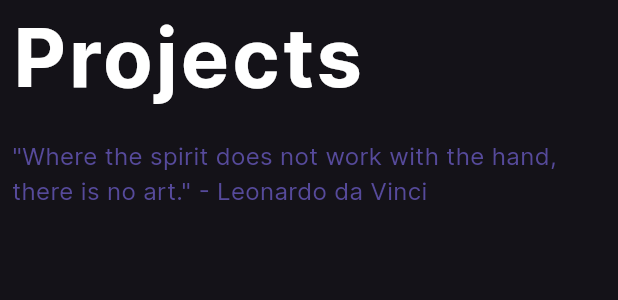
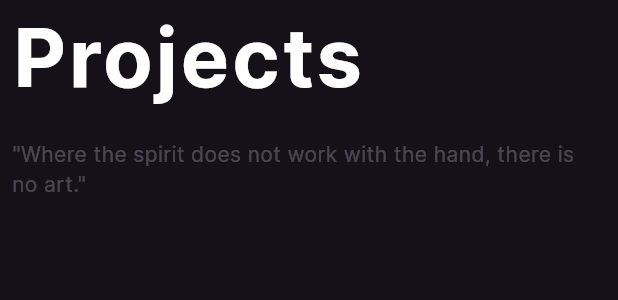
Before and after one commit to purtellap/personal-site, a Flutter app: the Header widget shown alone on an empty page, opened directly, on a phone screen of 412 x 824 dp. Shown: the top 300 px of the screen. Run offline on Flutter 3.47's test engine with Material 3 defaults, Android fonts, the phone set to English and light mode, and no system bars; our stand-ins replace cloud_firestore, firebase_core, just_audio, shared_preferences; accounts and stored records are empty; generated files the repository leaves out were written again; network calls fail.

Commit message:
finishing things up

```diff
--- a/lib/portfolio/widgets.dart
+++ b/lib/portfolio/widgets.dart
@@ -38,7 +38,7 @@ class HeroCard extends StatelessWidget {
             child: Padding(
               padding: const EdgeInsets.all(32),
               child: Text(
-                '2023',
+                DateTime.now().year.toString(),
                 style: TextStyles.portfolio.copyWith(
                     fontSize: 48,
                     color: Colors.white.withOpacity(0.3),
@@ -55,14 +55,15 @@ class HeroCard extends StatelessWidget {
 class Header extends StatelessWidget {
   final String title;
   final String quote;
-  const Header({
-    Key? key,
-    required this.title,
-    required this.quote,
-  });
+  const Header({Key? key, required this.title, required this.quote});
 
   @override
   Widget build(BuildContext context) {
+    final headerStyle = TextStyles.portfolio
+        .copyWith(fontSize: 54, fontWeight: FontWeight.bold, letterSpacing: 2);
+    final descStyle = TextStyles.portfolio
+        .copyWith(fontSize: 14, color: ThemeColors.headerDescColor);
+
     if (context.isMobileWidth) {
       return Padding(
         padding: const EdgeInsets.symmetric(horizontal: 8),
@@ -70,18 +71,13 @@ class Header extends StatelessWidget {
           mainAxisAlignment: MainAxisAlignment.start,
           crossAxisAlignment: CrossAxisAlignment.stretch,
           children: [
-            SelectableText(
-              title,
-              style: TextStyles.portfolio.copyWith(
-                  fontSize: 54, fontWeight: FontWeight.bold, letterSpacing: 2),
-            ),
-            const SizedBox(width: 16),
+            SelectableText(title, style: headerStyle),
+            const SizedBox(width: 32),
             Padding(
               padding: const EdgeInsets.only(top: 16),
               child: SelectableText(
                 quote,
-                style: TextStyles.portfolio.copyWith(
-                    fontSize: 16, color: ThemeColors.secondaryTextColor),
+                style: descStyle,
                 maxLines: 2,
               ),
             ),
@@ -92,19 +88,14 @@ class Header extends StatelessWidget {
     return Row(
       crossAxisAlignment: CrossAxisAlignment.center,
       children: [
-        SelectableText(
-          title,
-          style: TextStyles.portfolio.copyWith(
-              fontSize: 54, fontWeight: FontWeight.bold, letterSpacing: 2),
-        ),
-        const SizedBox(width: 16),
+        SelectableText(title, style: headerStyle),
+        const SizedBox(width: 32),
         Flexible(
           child: Padding(
             padding: const EdgeInsets.only(top: 16),
             child: SelectableText(
               quote,
-              style: TextStyles.portfolio.copyWith(
-                  fontSize: 16, color: ThemeColors.secondaryTextColor),
+              style: descStyle,
               maxLines: 2,
               minLines: 2,
             ),
@@ -162,8 +153,7 @@ class StatsCard extends StatelessWidget {
 
   @override
   Widget build(BuildContext context) {
-    final textColor = ThemeColors
-        .secondaryTextColor; //Color(0xffC0C0C0); //Colors.white.withOpacity(0.5);
+    final textColor = ThemeColors.textColor;
     final backgroundColor = ThemeColors.backgroundColor.withOpacity(0.25);
     return Material(
       color: backgroundColor,
@@ -221,6 +211,11 @@ class DesignWidget extends StatelessWidget {
                     Padding(
                       padding: const EdgeInsets.symmetric(
                           vertical: 16, horizontal: 24),
+                      child: InkWell(
+                        splashColor: Colors.transparent,
+                        hoverColor: Colors.transparent,
+                        highlightColor: Colors.transparent,
+                        onTap: () => LaunchURL.of(Strings.designPortfolioLink),
                         child: Container(
                           clipBehavior: Clip.antiAlias,
                           width: previewWidth,
@@ -232,6 +227,7 @@ class DesignWidget extends StatelessWidget {
                             Images.design,
                             isAntiAlias: true,
                             fit: BoxFit.cover,
+                          ),
                         ),
                       ),
                     ),
@@ -253,7 +249,7 @@ class DesignWidget extends StatelessWidget {
                               child: SelectableText(
                                 Strings.designDescription,
                                 style: TextStyles.portfolio.copyWith(
-                                    color: Colors.white.withOpacity(0.2),
+                                    color: ThemeColors.secondaryTextColor,
                                     fontSize: 16),
                               ),
                             ),
--- a/lib/res/res.dart
+++ b/lib/res/res.dart
@@ -26,9 +26,10 @@ class Dimens {
 class ThemeColors {
   // Dark Theme
   static const Color backgroundColor = Colors.black;
-  static const Color secondaryBackgroundColor = Color(0x10fdfdff);
+  static const Color secondaryBackgroundColor = Color(0x0dfdfdff);
   static const Color textColor = Colors.white;
-  static const Color secondaryTextColor = Color.fromARGB(200, 104, 89, 191);
+  static const Color secondaryTextColor = Color(0x33ffffff);
+  static const Color headerDescColor = Color(0x40e0e0ff);
 
   // Accent Colors
   static const List<Color> textGradients = [
@@ -39,15 +40,16 @@ class ThemeColors {
     Color(0xff0D0914),
     Color(0xff090F1F),
   ];
+  static const List<Color> freelanceGradients = [
+    Color.fromARGB(255, 19, 15, 26),
+    Color(0xaa090F1F),
+  ];
   static const List<Color> openGradients = [
     Color(0x88003630),
     Color(0x6600710B),
   ];
   static const Color highlightGradientColor =
       Color.fromARGB(255, 255, 173, 244);
-  static const Color underlineColor = Color(0x44000000);
-  static const Color selectionColor = Color(0x66888888);
-  static const Color linkColor = Color(0xaaaaaaaa);
 }
 
 class Strings {
@@ -100,7 +102,7 @@ class Strings {
   // Portfolio
   static const String projectsTitle = 'Projects';
   static const String projectsQuote =
-      '"Where the spirit does not work with the hand, there is no art." - Leonardo da Vinci';
+      '"Where the spirit does not work with the hand, there is no art."\n- Leonardo da Vinci';
   static const String project2Name = 'Other stuff';
   static const String project2Description = 'Description';
   static const String flutter = 'Flutter';
@@ -109,13 +111,13 @@ class Strings {
 
   static const String designsTitle = 'Designs';
   static const String designsQuote =
-      '"Art does not reproduce the visible; rather, it makes visible." - Paul Klee';
+      '"Art does not reproduce the visible; rather, it makes visible."\n- Paul Klee';
   static const String designName = 'My Design Portfolio';
   static const String designDescription = 'A showcase';
 
   static const String contactTitle = 'Contact';
   static const String contactQuote =
-      '"Service to others is the rent you pay for your room here on Earth." - Muhammad Ali';
+      '"Service to others is the rent you pay for your room here on Earth."\n- Muhammad Ali';
   static const String freelanceOpportunities =
       'For freelance opportunities in:';
   static const String status = 'Status';
@@ -221,7 +223,8 @@ class Projects {
   ];
   static Widget scalpSetter = ProjectWidget(
     iconUrl: Images.ssLogo,
-    previewUrl: '',
+    previewUrl:
+        'https://play-lh.googleusercontent.com/jZ3tSfe_ZLa-JbCCQosqnHB9INWIy86WakpcSvnEkMfCD0tOvsgzGpv6_wy71XADwn8K=w832-h470-rw',
     language: Strings.flutter,
     title: 'scalpsetter.com',
     description: 'Risk management calculator tool',
@@ -234,7 +237,8 @@ class Projects {
   );
   static Widget imc = ProjectWidget(
     iconUrl: Images.imcLogo,
-    previewUrl: '',
+    previewUrl:
+        'https://firebasestorage.googleapis.com/v0/b/personal-site-8ebf9.appspot.com/o/imc_banner.png?alt=media&token=b70a6f27-4374-4137-9fb4-5061d6c3df0d',
     language: Strings.flutter,
     title: 'Intergalactic Mining Co.',
     description: 'Blockchain game',
@@ -246,8 +250,10 @@ class Projects {
   );
   static Widget wallpaperFactory = ProjectWidget(
     iconUrl: Images.wfLogo,
-    previewUrl: '',
+    previewUrl:
+        'https://firebasestorage.googleapis.com/v0/b/personal-site-8ebf9.appspot.com/o/wf_banner.png?alt=media&token=96937dec-e669-4c5a-a247-a3c133345208',
     language: Strings.java,
+    cover: true,
     title: 'Wallpaper Factory',
     description: 'Android live wallpaper app',
     downloads: '1000+',
@@ -260,7 +266,8 @@ class Projects {
   );
   static Widget floppyBirb = ProjectWidget(
     iconUrl: Images.floppyLogo,
-    previewUrl: '',
+    previewUrl:
+        'https://play-lh.googleusercontent.com/AY6Z-62TIhzS5FNcTFeRWHB0MT2RTIaJNXhaieKXZxvIr1t6oTl7-g7JlNZKVPS7Yw=w832-h470-rw',
     cover: true,
     language: Strings.unity,
     title: 'Floppy Birb',
--- a/pubspec.yaml
+++ b/pubspec.yaml
@@ -17,11 +17,9 @@ dependencies:
   firebase_core: ^2.21.0
   cloud_firestore: ^4.12.2
   provider: ^6.0.3
-  url_launcher: ^6.0.18
+  url_launcher: ^6.2.1
   cupertino_icons: ^1.0.2
-  just_audio: ^0.9.27
-  http: ^0.13.6
-  html: ^0.15.4
+  just_audio: ^0.9.36
   shared_preferences: ^2.2.2
 
 dev_dependencies:
```
Also changed, not shown: lib/portfolio/contact.dart (+9 -15 lines), lib/portfolio/projects.dart (+7 -1 lines), assets/images/wf.png, pubspec.lock, 1 other file. Lines whose indentation alone changed are shown as unchanged.
